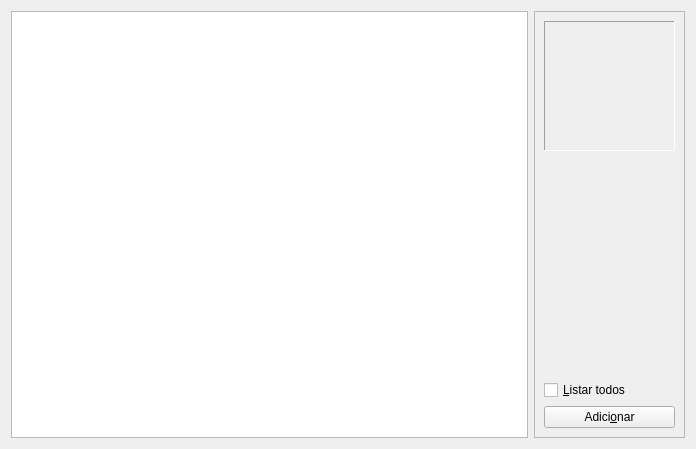
Qt form uishelter/cwgtuserlist.ui (delverdl/shelter-sp) before a commit.
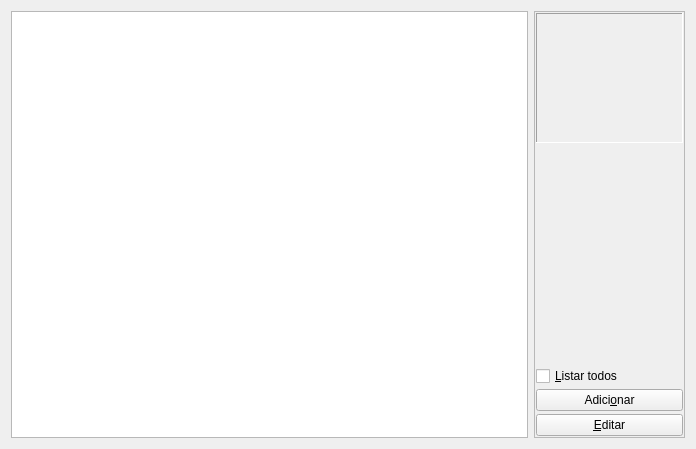
The same form after that commit.

Diff of the .ui file:
```diff
--- a/uishelter/cwgtuserlist.ui
+++ b/uishelter/cwgtuserlist.ui
@@ -37,7 +37,22 @@
      <property name="frameShadow">
       <enum>QFrame::Shadow::Raised</enum>
      </property>
-     <layout class="QVBoxLayout" name="verticalLayout">
+     <layout class="QVBoxLayout" name="vloList">
+      <property name="spacing">
+       <number>3</number>
+      </property>
+      <property name="leftMargin">
+       <number>1</number>
+      </property>
+      <property name="topMargin">
+       <number>1</number>
+      </property>
+      <property name="rightMargin">
+       <number>1</number>
+      </property>
+      <property name="bottomMargin">
+       <number>1</number>
+      </property>
       <item>
        <widget class="QLabel" name="lblPicture">
         <property name="minimumSize">
@@ -87,6 +102,13 @@
         </property>
        </widget>
       </item>
+      <item>
+       <widget class="QPushButton" name="pbEdit">
+        <property name="text">
+         <string>&amp;Editar</string>
+        </property>
+       </widget>
+      </item>
      </layout>
     </widget>
    </item>
```
Left out of the diff: 11 changed lines with no effect on the pictures.
